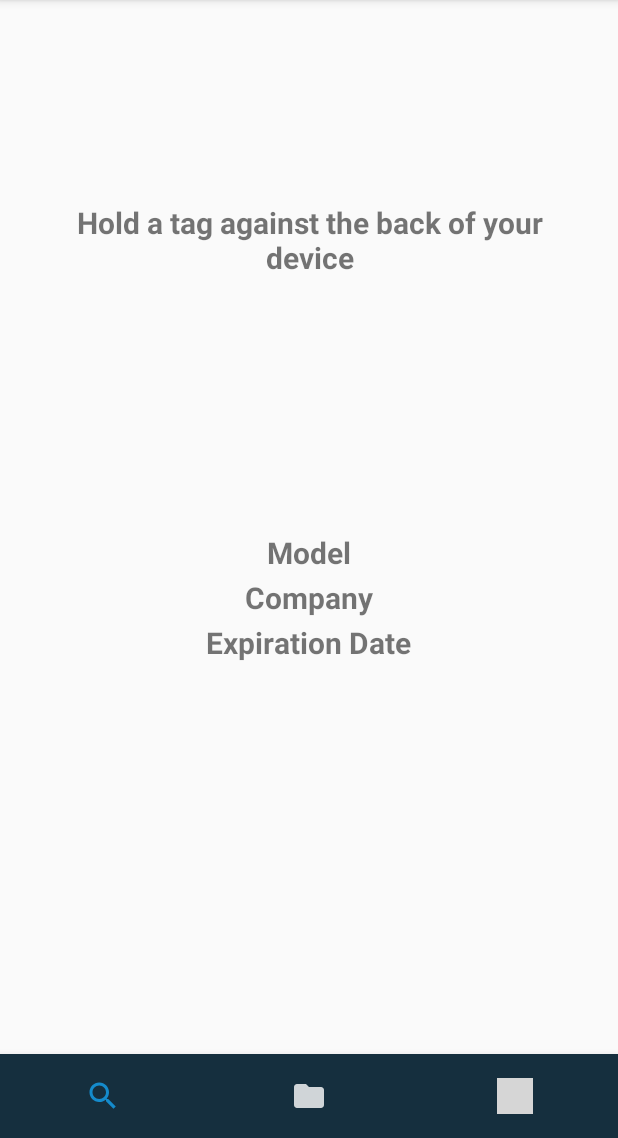
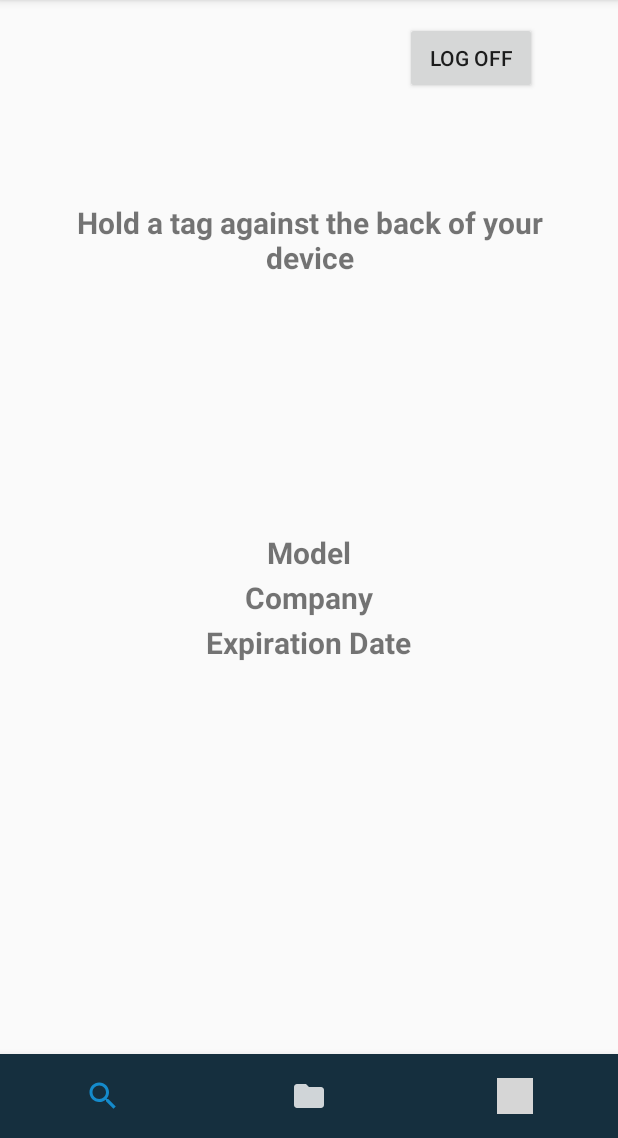
Before and after one commit to alvarodelaflor/clarify, an Android app: the MainActivity screen opened directly, with no data from a screen before it, on a phone screen of 412 x 824 dp, the part 98-1236 px from its top. Run offline under Robolectric (Android 15) with nearby library versions, the phone set to English and light mode, and no system bars; our stand-ins replace Firebase (no records; nobody signed in at launch, a user with empty details on screens opened directly); 1 statement that could not run was skipped; grey boxes are pictures that could not be loaded.

Commit message:
<feature> Log out

```diff
--- a/clarify/app/src/main/res/layout/activity_main.xml
+++ b/clarify/app/src/main/res/layout/activity_main.xml
@@ -73,6 +73,15 @@
             layout="@layout/bottom_navigation"
             />
 
+        <Button
+            android:id="@+id/logOut"
+            android:layout_marginLeft="270dp"
+            android:layout_marginTop="80dp"
+            android:layout_marginRight="10dp"
+            android:layout_width="wrap_content"
+            android:layout_height="wrap_content"
+            android:text="log off" />
+
     </RelativeLayout>
 
     <FrameLayout
```
Also changed, not shown: clarify/app/src/main/java/es/clarify/clarify/MainActivity.java (+25 -3 lines).
